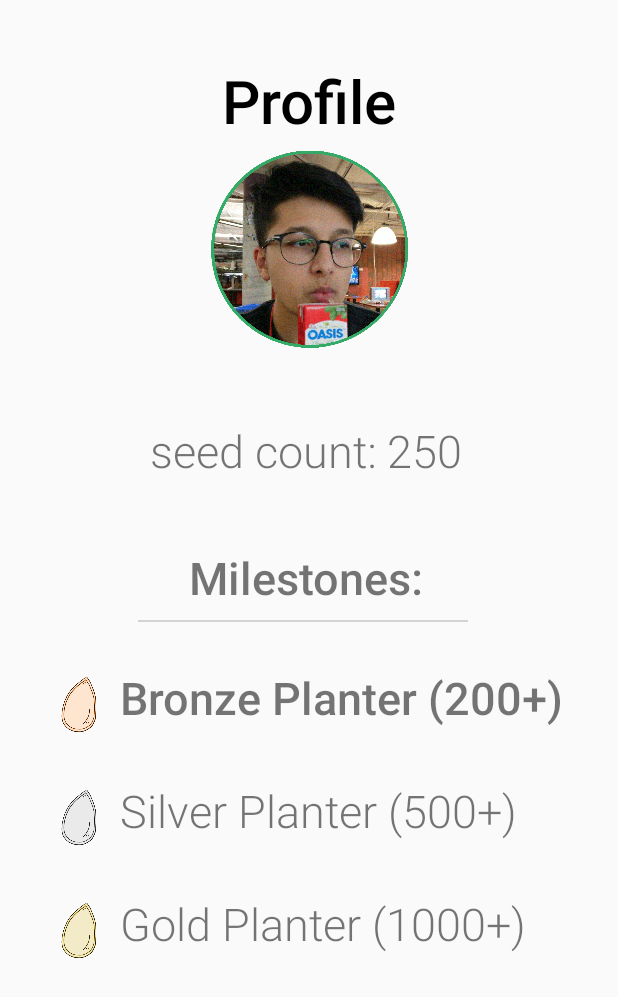
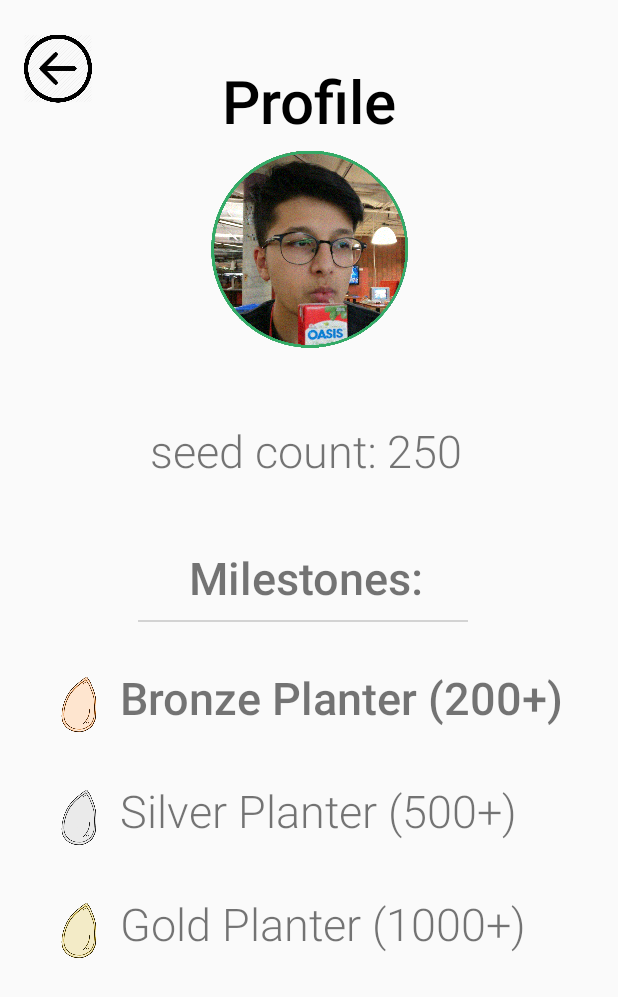
Before and after one commit to RayanH99/ReLeaf, an Android app: the screen it shows after launch (SeedsActivity), after a tap on "seeds", on a phone screen of 412 x 824 dp. Shown: the top 997 px of the screen. Run offline under Robolectric (Android 15) with nearby library versions, the phone set to English and light mode, and no system bars.

Commit message:
Added return button functionality to seeds activity

```diff
--- a/Homeless/app/src/main/java/com/example/johnnybahama/homeless/Profile.java
+++ b/Homeless/app/src/main/java/com/example/johnnybahama/homeless/Profile.java
@@ -12,6 +12,7 @@ public class Profile extends AppCompatActivity {
     protected void onCreate(Bundle savedInstanceState) {
         super.onCreate(savedInstanceState);
         setContentView(R.layout.activity_profile);
+        overridePendingTransition(17432576, 17432576);
 
         final TextView seedsButton = findViewById(R.id.seedCount);
         seedsButton.setOnClickListener(new View.OnClickListener() {
--- a/Homeless/app/src/main/java/com/example/johnnybahama/homeless/SeedsActivity.java
+++ b/Homeless/app/src/main/java/com/example/johnnybahama/homeless/SeedsActivity.java
@@ -1,7 +1,11 @@
 package com.example.johnnybahama.homeless;
 
+import android.content.Intent;
 import android.support.v7.app.AppCompatActivity;
 import android.os.Bundle;
+import android.view.View;
+import android.widget.ImageView;
+import android.widget.TextView;
 
 public class SeedsActivity extends AppCompatActivity {
 
@@ -10,5 +14,14 @@ public class SeedsActivity extends AppCompatActivity {
         super.onCreate(savedInstanceState);
         setContentView(R.layout.activity_seeds);
         overridePendingTransition(17432576, 17432576);
+
+        final ImageView returnButton = findViewById(R.id.returnButton);
+        returnButton.setOnClickListener(new View.OnClickListener() {
+            @Override
+            public void onClick(View v) {
+                Intent myIntent = new Intent(SeedsActivity.this, Profile.class);
+                SeedsActivity.this.startActivity(myIntent);
+            }
+        });
     }
 }
--- a/Homeless/app/src/main/res/layout/activity_seeds.xml
+++ b/Homeless/app/src/main/res/layout/activity_seeds.xml
@@ -139,4 +139,15 @@
         app:layout_constraintEnd_toStartOf="@+id/goldMilestone2"
         app:srcCompat="@drawable/gold_seed_clipart" />
 
+    <ImageView
+        android:id="@+id/returnButton"
+        android:layout_width="45dp"
+        android:layout_height="59dp"
+        android:layout_marginStart="16dp"
+        android:layout_marginLeft="16dp"
+        android:layout_marginTop="16dp"
+        app:layout_constraintStart_toStartOf="parent"
+        app:layout_constraintTop_toTopOf="parent"
+        app:srcCompat="@drawable/return_arrow_clipart" />
+
 </android.support.constraint.ConstraintLayout>
```
Also changed, not shown: Homeless/app/src/main/res/drawable/return_arrow_clipart.png (added).
